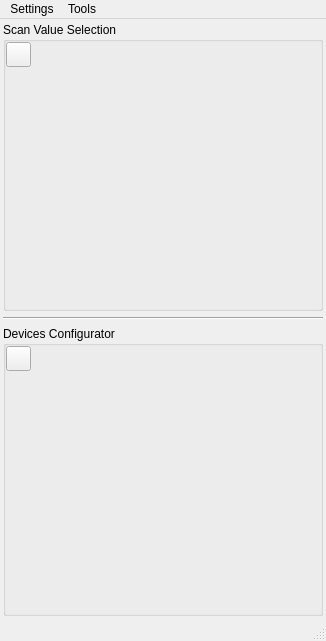
Qt form src/mainwindow.ui (marvin5300/general-purpose-control) before a commit.
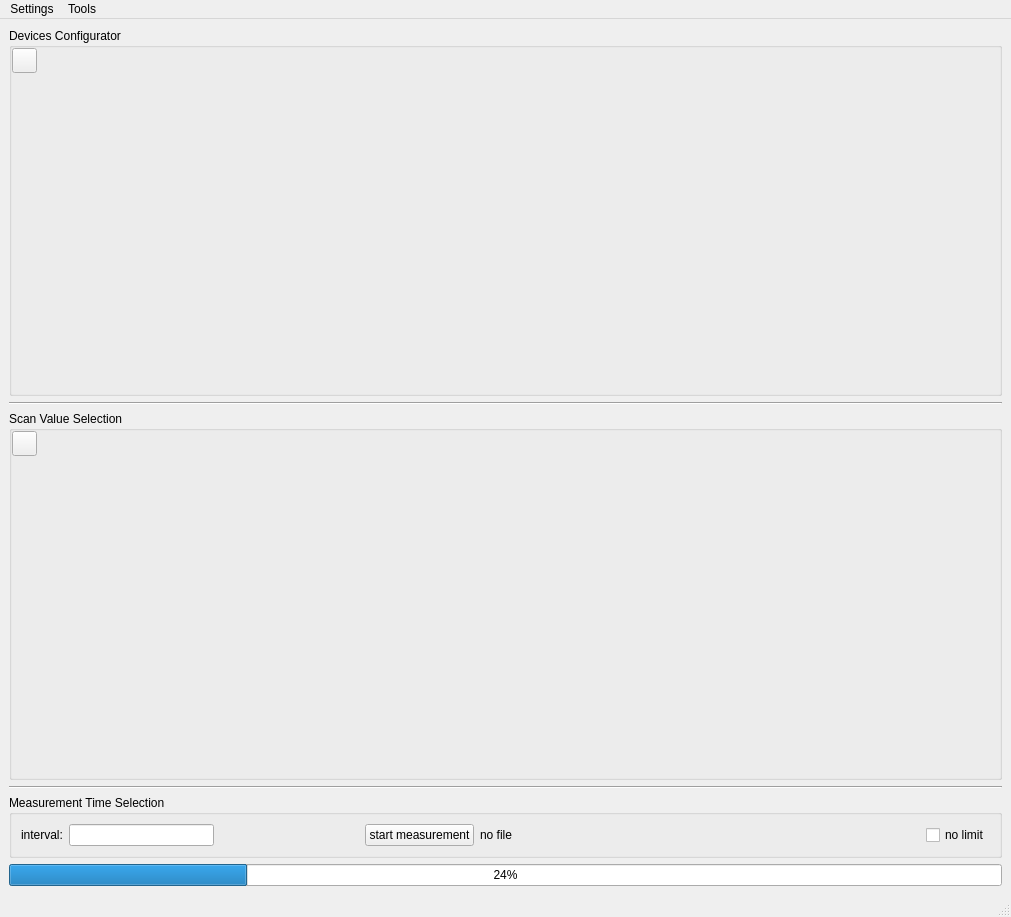
The same form after that commit.

Commit message: added settings dialog, progress bar, etc.

```diff
--- a/src/mainwindow.ui
+++ b/src/mainwindow.ui
@@ -6,8 +6,8 @@
    <rect>
     <x>0</x>
     <y>0</y>
-    <width>326</width>
-    <height>627</height>
+    <width>1011</width>
+    <height>917</height>
    </rect>
   </property>
   <property name="windowTitle">
@@ -26,125 +26,8 @@
      <height>600</height>
     </size>
    </property>
-   <layout class="QGridLayout" name="gridLayout_3">
-    <property name="sizeConstraint">
-     <enum>QLayout::SetDefaultConstraint</enum>
-    </property>
-    <property name="leftMargin">
-     <number>3</number>
-    </property>
-    <property name="topMargin">
-     <number>3</number>
-    </property>
-    <property name="rightMargin">
-     <number>3</number>
-    </property>
-    <property name="bottomMargin">
-     <number>3</number>
-    </property>
-    <item row="0" column="0">
-     <widget class="QGroupBox" name="setValuesBox">
-      <property name="baseSize">
-       <size>
-        <width>0</width>
-        <height>400</height>
-       </size>
-      </property>
-      <property name="title">
-       <string>Scan Value Selection</string>
-      </property>
-      <layout class="QGridLayout" name="gridLayout">
-       <property name="leftMargin">
-        <number>0</number>
-       </property>
-       <property name="topMargin">
-        <number>0</number>
-       </property>
-       <property name="rightMargin">
-        <number>0</number>
-       </property>
-       <property name="bottomMargin">
-        <number>0</number>
-       </property>
-       <item row="0" column="0">
-        <layout class="QHBoxLayout" name="setValuesVerticalLayout">
-         <property name="sizeConstraint">
-          <enum>QLayout::SetDefaultConstraint</enum>
-         </property>
-         <item>
-          <layout class="QVBoxLayout" name="addButtonLayout">
-           <item>
-            <widget class="QPushButton" name="addAdjustValueButton">
-             <property name="sizePolicy">
-              <sizepolicy hsizetype="Fixed" vsizetype="Fixed">
-               <horstretch>0</horstretch>
-               <verstretch>0</verstretch>
-              </sizepolicy>
-             </property>
-             <property name="minimumSize">
-              <size>
-               <width>25</width>
-               <height>25</height>
-              </size>
-             </property>
-             <property name="maximumSize">
-              <size>
-               <width>25</width>
-               <height>25</height>
-              </size>
-             </property>
-             <property name="baseSize">
-              <size>
-               <width>25</width>
-               <height>25</height>
-              </size>
-             </property>
-             <property name="text">
-              <string/>
-             </property>
-            </widget>
-           </item>
-           <item>
-            <spacer name="verticalSpacer">
-             <property name="orientation">
-              <enum>Qt::Vertical</enum>
-             </property>
-             <property name="sizeHint" stdset="0">
-              <size>
-               <width>20</width>
-               <height>400</height>
-              </size>
-             </property>
-            </spacer>
-           </item>
-          </layout>
-         </item>
-         <item>
-          <spacer name="horizontalSpacer">
-           <property name="orientation">
-            <enum>Qt::Horizontal</enum>
-           </property>
-           <property name="sizeHint" stdset="0">
-            <size>
-             <width>669</width>
-             <height>20</height>
-            </size>
-           </property>
-          </spacer>
-         </item>
-        </layout>
-       </item>
-      </layout>
-     </widget>
-    </item>
-    <item row="1" column="0">
-     <widget class="Line" name="line">
-      <property name="orientation">
-       <enum>Qt::Horizontal</enum>
-      </property>
-     </widget>
-    </item>
-    <item row="2" column="0">
+   <layout class="QVBoxLayout" name="verticalLayout">
+    <item>
      <widget class="QGroupBox" name="setValuesBox_2">
       <property name="baseSize">
        <size>
@@ -168,7 +51,7 @@
        <property name="bottomMargin">
         <number>0</number>
        </property>
-       <item row="0" column="0">
+       <item row="1" column="0">
         <layout class="QHBoxLayout" name="deviceConfigVerticalLayout">
          <property name="sizeConstraint">
           <enum>QLayout::SetDefaultConstraint</enum>
@@ -239,6 +122,188 @@
       </layout>
      </widget>
     </item>
+    <item>
+     <widget class="Line" name="line">
+      <property name="orientation">
+       <enum>Qt::Horizontal</enum>
+      </property>
+     </widget>
+    </item>
+    <item>
+     <widget class="QGroupBox" name="setValuesBox">
+      <property name="baseSize">
+       <size>
+        <width>0</width>
+        <height>400</height>
+       </size>
+      </property>
+      <property name="title">
+       <string>Scan Value Selection</string>
+      </property>
+      <layout class="QGridLayout" name="gridLayout">
+       <property name="leftMargin">
+        <number>0</number>
+       </property>
+       <property name="topMargin">
+        <number>0</number>
+       </property>
+       <property name="rightMargin">
+        <number>0</number>
+       </property>
+       <property name="bottomMargin">
+        <number>0</number>
+       </property>
+       <item row="0" column="0">
+        <layout class="QHBoxLayout" name="setValuesVerticalLayout">
+         <property name="sizeConstraint">
+          <enum>QLayout::SetDefaultConstraint</enum>
+         </property>
+         <item>
+          <layout class="QVBoxLayout" name="addButtonLayout">
+           <item>
+            <widget class="QPushButton" name="addAdjustValueButton">
+             <property name="sizePolicy">
+              <sizepolicy hsizetype="Fixed" vsizetype="Fixed">
+               <horstretch>0</horstretch>
+               <verstretch>0</verstretch>
+              </sizepolicy>
+             </property>
+             <property name="minimumSize">
+              <size>
+               <width>25</width>
+               <height>25</height>
+              </size>
+             </property>
+             <property name="maximumSize">
+              <size>
+               <width>25</width>
+               <height>25</height>
+              </size>
+             </property>
+             <property name="baseSize">
+              <size>
+               <width>25</width>
+               <height>25</height>
+              </size>
+             </property>
+             <property name="text">
+              <string/>
+             </property>
+            </widget>
+           </item>
+           <item>
+            <spacer name="verticalSpacer">
+             <property name="orientation">
+              <enum>Qt::Vertical</enum>
+             </property>
+             <property name="sizeHint" stdset="0">
+              <size>
+               <width>20</width>
+               <height>400</height>
+              </size>
+             </property>
+            </spacer>
+           </item>
+          </layout>
+         </item>
+         <item>
+          <spacer name="horizontalSpacer">
+           <property name="orientation">
+            <enum>Qt::Horizontal</enum>
+           </property>
+           <property name="sizeHint" stdset="0">
+            <size>
+             <width>669</width>
+             <height>20</height>
+            </size>
+           </property>
+          </spacer>
+         </item>
+        </layout>
+       </item>
+      </layout>
+     </widget>
+    </item>
+    <item>
+     <widget class="Line" name="line_2">
+      <property name="orientation">
+       <enum>Qt::Horizontal</enum>
+      </property>
+     </widget>
+    </item>
+    <item>
+     <widget class="QGroupBox" name="groupBox">
+      <property name="title">
+       <string>Measurement Time Selection</string>
+      </property>
+      <layout class="QHBoxLayout" name="horizontalLayout">
+       <item>
+        <widget class="QLabel" name="label">
+         <property name="text">
+          <string>interval:</string>
+         </property>
+        </widget>
+       </item>
+       <item>
+        <widget class="QLineEdit" name="intervalLineEdit"/>
+       </item>
+       <item>
+        <spacer name="horizontalSpacer_4">
+         <property name="orientation">
+          <enum>Qt::Horizontal</enum>
+         </property>
+         <property name="sizeHint" stdset="0">
+          <size>
+           <width>40</width>
+           <height>20</height>
+          </size>
+         </property>
+        </spacer>
+       </item>
+       <item>
+        <widget class="QPushButton" name="startMeasurementButton">
+         <property name="text">
+          <string>start measurement</string>
+         </property>
+        </widget>
+       </item>
+       <item>
+        <widget class="QLabel" name="fileStatusLabel">
+         <property name="text">
+          <string>no file</string>
+         </property>
+        </widget>
+       </item>
+       <item>
+        <spacer name="horizontalSpacer_3">
+         <property name="orientation">
+          <enum>Qt::Horizontal</enum>
+         </property>
+         <property name="sizeHint" stdset="0">
+          <size>
+           <width>408</width>
+           <height>20</height>
+          </size>
+         </property>
+        </spacer>
+       </item>
+       <item>
+        <widget class="QCheckBox" name="noLimitCheck">
+         <property name="text">
+          <string>no limit</string>
+         </property>
+        </widget>
+       </item>
+      </layout>
+     </widget>
+    </item>
+    <item>
+     <widget class="QProgressBar" name="progressBar">
+      <property name="value">
+       <number>24</number>
+      </property>
+     </widget>
+    </item>
    </layout>
   </widget>
   <widget class="QMenuBar" name="menubar">
@@ -246,7 +311,7 @@
     <rect>
      <x>0</x>
      <y>0</y>
-     <width>326</width>
+     <width>1011</width>
      <height>25</height>
     </rect>
    </property>
```
Left out of the diff: 12 changed lines with no effect on the pictures. The commit also changes 19 other files.
